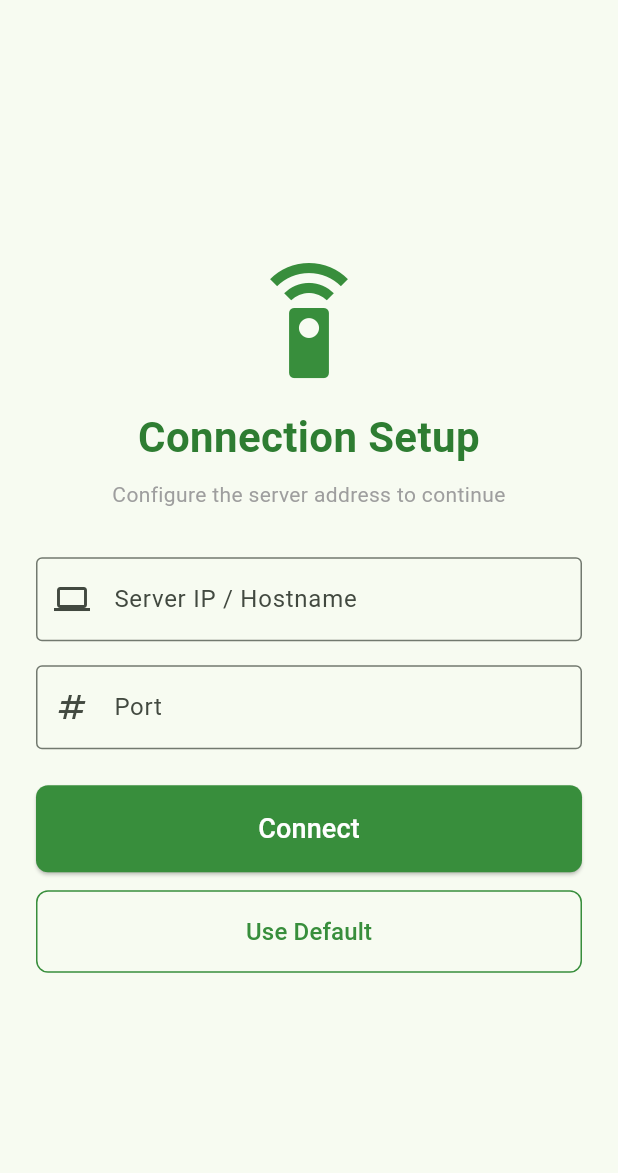
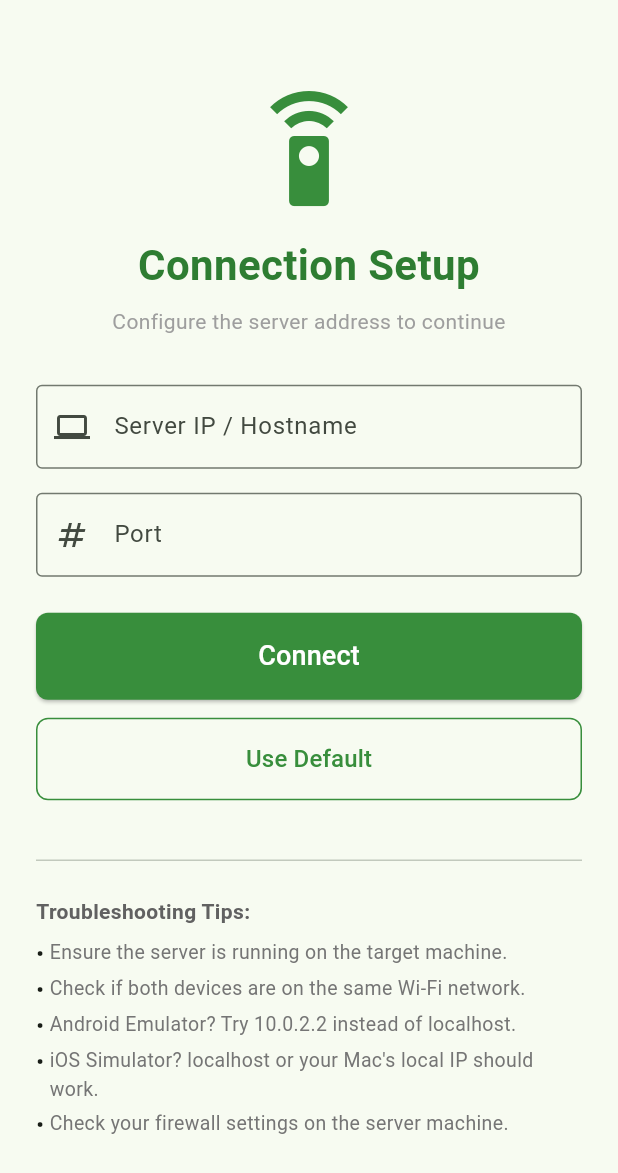
Before and after one commit to filjoseph1989/leafcoud_app, a Flutter app: the screen it shows after launch, on a phone screen of 412 x 824 dp. Shown: the top 1173 px of the screen. Run offline on Flutter 3.47's test engine with Material 3 defaults, Android fonts, the phone set to English and light mode, and no system bars; our stand-ins replace fl_chart, shared_preferences; missing offline and left inert: mjpeg_view.

Commit message:
feat(connection): improve health check error handling and allow cleartext HTTP

```diff
--- a/lib/connection_setup_screen.dart
+++ b/lib/connection_setup_screen.dart
@@ -45,9 +45,9 @@ class _ConnectionSetupScreenState extends State<ConnectionSetupScreen> {
     final ip = useDefault ? '' : _ipController.text.trim();
     final port = useDefault ? '' : _portController.text.trim();
 
-    final success = await service.checkHealth(ip, port);
+    final result = await service.checkHealth(ip, port);
 
-    if (success) {
+    if (result.success) {
       await service.saveConnectionSettings(ip, port);
       if (mounted) {
         // Update ApiService baseUrl globally
@@ -61,7 +61,7 @@ class _ConnectionSetupScreenState extends State<ConnectionSetupScreen> {
       if (mounted) {
         setState(() {
           _isLoading = false;
-          _errorMessage = 'Could not connect to server. Please check settings.';
+          _errorMessage = result.errorMessage ?? 'Could not connect to server. Please check settings.';
         });
       }
     }
@@ -173,10 +173,44 @@ class _ConnectionSetupScreenState extends State<ConnectionSetupScreen> {
                   style: TextStyle(fontSize: 16),
                 ),
               ),
+              const SizedBox(height: 32),
+              const Divider(),
+              const SizedBox(height: 16),
+              Text(
+                'Troubleshooting Tips:',
+                style: TextStyle(
+                  fontWeight: FontWeight.bold,
+                  color: Colors.grey[700],
+                ),
+              ),
+              const SizedBox(height: 8),
+              _buildTip('Ensure the server is running on the target machine.'),
+              _buildTip('Check if both devices are on the same Wi-Fi network.'),
+              _buildTip('Android Emulator? Try 10.0.2.2 instead of localhost.'),
+              _buildTip('iOS Simulator? localhost or your Mac\'s local IP should work.'),
+              _buildTip('Check your firewall settings on the server machine.'),
             ],
           ),
         ),
       ),
     );
   }
+
+  Widget _buildTip(String text) {
+    return Padding(
+      padding: const EdgeInsets.only(bottom: 4.0),
+      child: Row(
+        crossAxisAlignment: CrossAxisAlignment.start,
+        children: [
+          const Text('• ', style: TextStyle(fontWeight: FontWeight.bold)),
+          Expanded(
+            child: Text(
+              text,
+              style: TextStyle(fontSize: 13, color: Colors.grey[600]),
+            ),
+          ),
+        ],
+      ),
+    );
+  }
 }
--- a/lib/main.dart
+++ b/lib/main.dart
@@ -1,7 +1,6 @@
 import 'package:flutter/material.dart';
 import 'package:provider/provider.dart';
 import 'package:http/http.dart' as http;
-import 'package:flutter_leafcloud_app/login_screen.dart';
 import 'package:flutter_leafcloud_app/connection_setup_screen.dart';
 import 'package:flutter_leafcloud_app/notifiers/sensor_data_notifier.dart';
 import 'package:flutter_leafcloud_app/notifiers/bucket_control_notifier.dart';
--- a/lib/services/connection_service.dart
+++ b/lib/services/connection_service.dart
@@ -1,6 +1,14 @@
 import 'package:flutter/foundation.dart';
 import 'package:shared_preferences/shared_preferences.dart';
 import 'package:http/http.dart' as http;
+
+class HealthCheckResult {
+  final bool success;
+  final String? errorMessage;
+  final int? statusCode;
+
+  HealthCheckResult({required this.success, this.errorMessage, this.statusCode});
+}
 
 class ConnectionService {
   final http.Client client;
@@ -26,17 +34,32 @@ class ConnectionService {
     await prefs.setString(keyPort, port);
   }
 
-  Future<bool> checkHealth(String ip, String port) async {
+  Future<HealthCheckResult> checkHealth(String ip, String port) async {
     final baseUrl = getBaseUrl(ip, port);
     debugPrint('ConnectionService: Checking health for $baseUrl/app/latest_status/');
     try {
       // Use /app/latest_status/ to verify server is reachable
       final response = await client.get(Uri.parse('$baseUrl/app/latest_status/')).timeout(const Duration(seconds: 5));
       debugPrint('ConnectionService: Health check response status: ${response.statusCode}');
-      return response.statusCode == 200;
+
+      if (response.statusCode == 200) {
+        return HealthCheckResult(success: true);
+      } else {
+        return HealthCheckResult(
+          success: false,
+          statusCode: response.statusCode,
+          errorMessage: 'Server responded with status ${response.statusCode}'
+        );
+      }
     } catch (e) {
       debugPrint('ConnectionService: Health check failed with error: $e');
-      return false;
+      String message = e.toString();
+      if (message.contains('SocketException')) {
+        message = 'Connection failed: Host is unreachable. Ensure the server is running and on the same network.';
+      } else if (message.contains('TimeoutException')) {
+        message = 'Connection timed out. The server took too long to respond.';
+      }
+      return HealthCheckResult(success: false, errorMessage: message);
     }
   }
 
```
Also changed, not shown: lib/data_gathering_screen.dart (+8 -4 lines), image.png (deleted), 9 other files.
